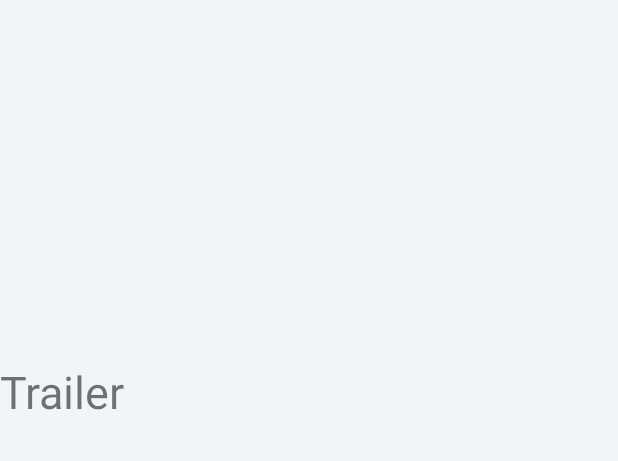
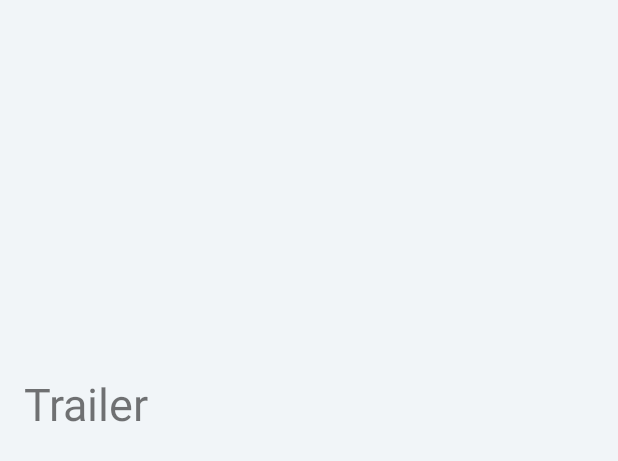
Before and after one commit to Rita2512/MovieWatchlist, an Android app: the layout content_detail.xml on its own in the app's theme, with its tools: preview values and no code run, on a phone screen of 412 x 824 dp. Shown: the top 461 px of the screen. Run offline under Robolectric (Android 15) with nearby library versions, the phone set to English and light mode, and no system bars; plain views replace MaterialFavoriteButton.

Commit message:
changes in colors, detail layout, sort order messages 1/19/19

```diff
--- a/app/src/main/res/layout/content_detail.xml
+++ b/app/src/main/res/layout/content_detail.xml
@@ -4,9 +4,9 @@
     android:layout_height="match_parent"
     xmlns:app="http://schemas.android.com/apk/res-auto"
     xmlns:tools="http://schemas.android.com/tools"
-    android:background="@color/viewBg"
+    android:background="@color/viewBg2"
     app:layout_behavior="@string/appbar_scrolling_view_behavior"
-    tools:context="com.RGuz.movieapp.DetailActivity"
+    tools:context="com.rguz.moviewatchlist.DetailActivity"
     tools:showIn="@layout/activity_detail">
 
     <LinearLayout
@@ -84,21 +84,27 @@
                 android:id="@+id/trailer"
                 android:layout_width="match_parent"
                 android:layout_height="wrap_content"
+                android:layout_marginLeft="16dp"
+                android:layout_marginTop="8dp"
+                android:layout_marginBottom="8dp"
+                android:text="@string/trailer"
                 android:textSize="30sp"
-                android:text="@string/trailer"
-                app:layout_constraintTop_toBottomOf="@+id/plotsynopsis"
-                app:layout_constraintLeft_toLeftOf="parent"/>
+                app:layout_constraintBottom_toTopOf="@+id/recycler_view1"
+                app:layout_constraintLeft_toLeftOf="parent"
+                app:layout_constraintTop_toBottomOf="@+id/plotsynopsis" />
 
             <com.github.ivbaranov.mfb.MaterialFavoriteButton
                 android:id="@+id/favorite_button"
                 android:layout_width="100dp"
                 android:layout_height="100dp"
                 android:layout_alignParentRight="true"
-                app:layout_constraintRight_toLeftOf="@+id/userrating"
-                app:layout_constraintTop_toBottomOf="@+id/userrating"
+                android:layout_marginLeft="240dp"
+                android:layout_marginRight="16dp"
+                android:background="@color/colorPrimary"
                 app:layout_constraintBottom_toTopOf="@+id/userrating"
                 app:layout_constraintLeft_toRightOf="@+id/releasedate"
-                android:background="@color/colorPrimary"/>
+                app:layout_constraintRight_toLeftOf="@+id/userrating"
+                app:layout_constraintTop_toBottomOf="@+id/userrating" />
 
             <android.support.v7.widget.RecyclerView
                 android:id="@+id/recycler_view1"
--- a/app/src/main/res/layout/trailer_card.xml
+++ b/app/src/main/res/layout/trailer_card.xml
@@ -4,7 +4,7 @@
     android:layout_height="wrap_content"
     xmlns:card_view="http://schemas.android.com/apk/res-auto"
     android:adjustViewBounds="true"
-    android:background="@color/viewBg">
+    android:background="@color/viewBg2">
 
     <android.support.v7.widget.CardView
         android:id="@+id/card_view"
@@ -17,7 +17,7 @@
         <RelativeLayout
             android:layout_width="match_parent"
             android:layout_height="match_parent"
-            android:background="@color/viewBg">
+            android:background="@color/viewBg2">
 
             <ImageView
                 android:layout_width="50dp"
--- a/app/src/main/res/values/colors.xml
+++ b/app/src/main/res/values/colors.xml
@@ -1,13 +1,14 @@
 <?xml version="1.0" encoding="utf-8"?>
 <resources>
-    <color name="colorPrimary">#008577</color>
-    <color name="colorPrimaryDark">#00574B</color>
-    <color name="colorAccent">#D81B60</color>
+    <color name="colorPrimary">#9C27B0</color>
+    <color name="colorPrimaryDark">#7B1FA2</color>
+    <color name="colorAccent">#009688</color>
 
     <color name="black">#000000</color>
     <color name="white">#FFFFFF</color>
 
-    <color name="viewBg">#f1f5f8</color>
+    <color name="viewBg">#010910</color>
+    <color name="viewBg2">#f1f5f8</color>
     <color name="movie_title">#4c4c4c</color>
 
 </resources>
```
Also changed, not shown: app/src/main/java/com/rguz/moviewatchlist/MainActivity.java (+5 -2 lines).
